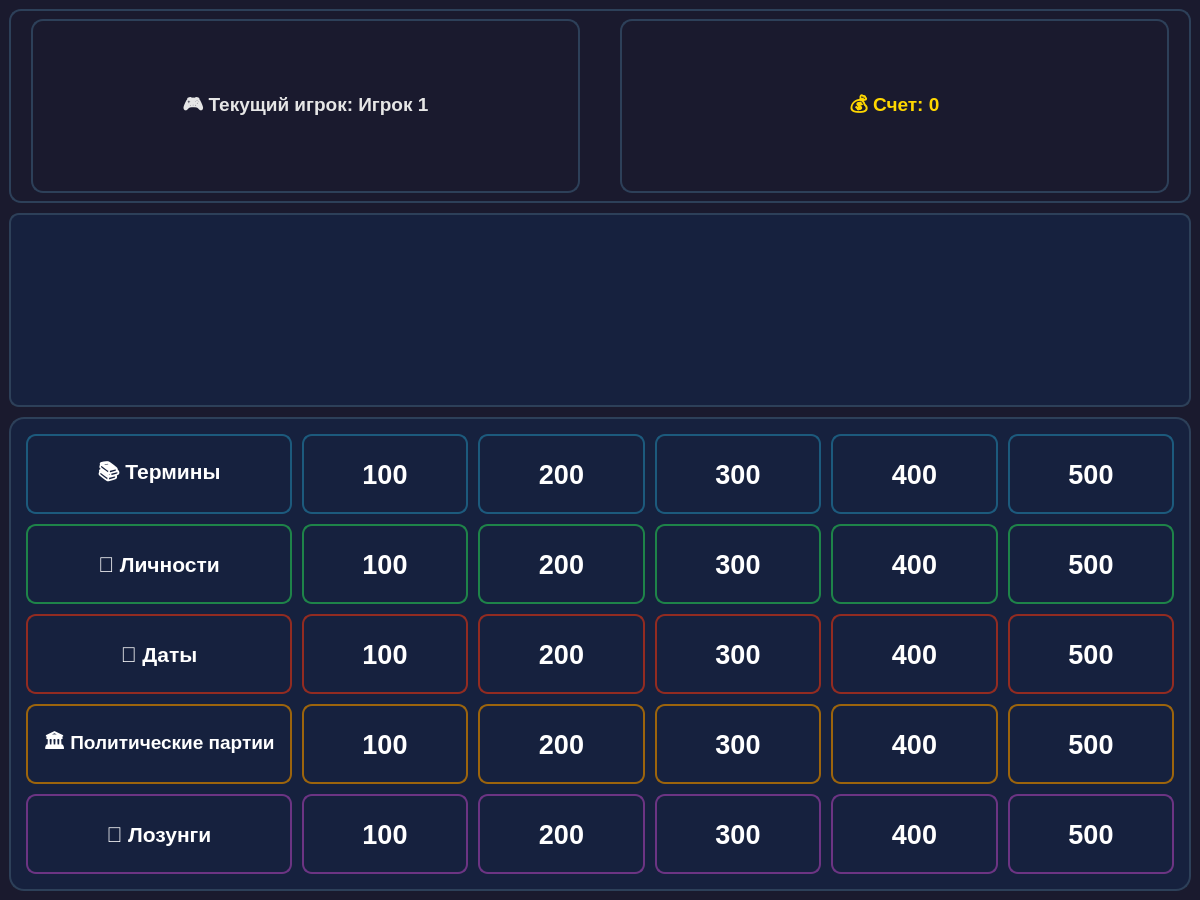
Qt form gamewindow.ui (Cursor010/HistoryGame) before a commit.
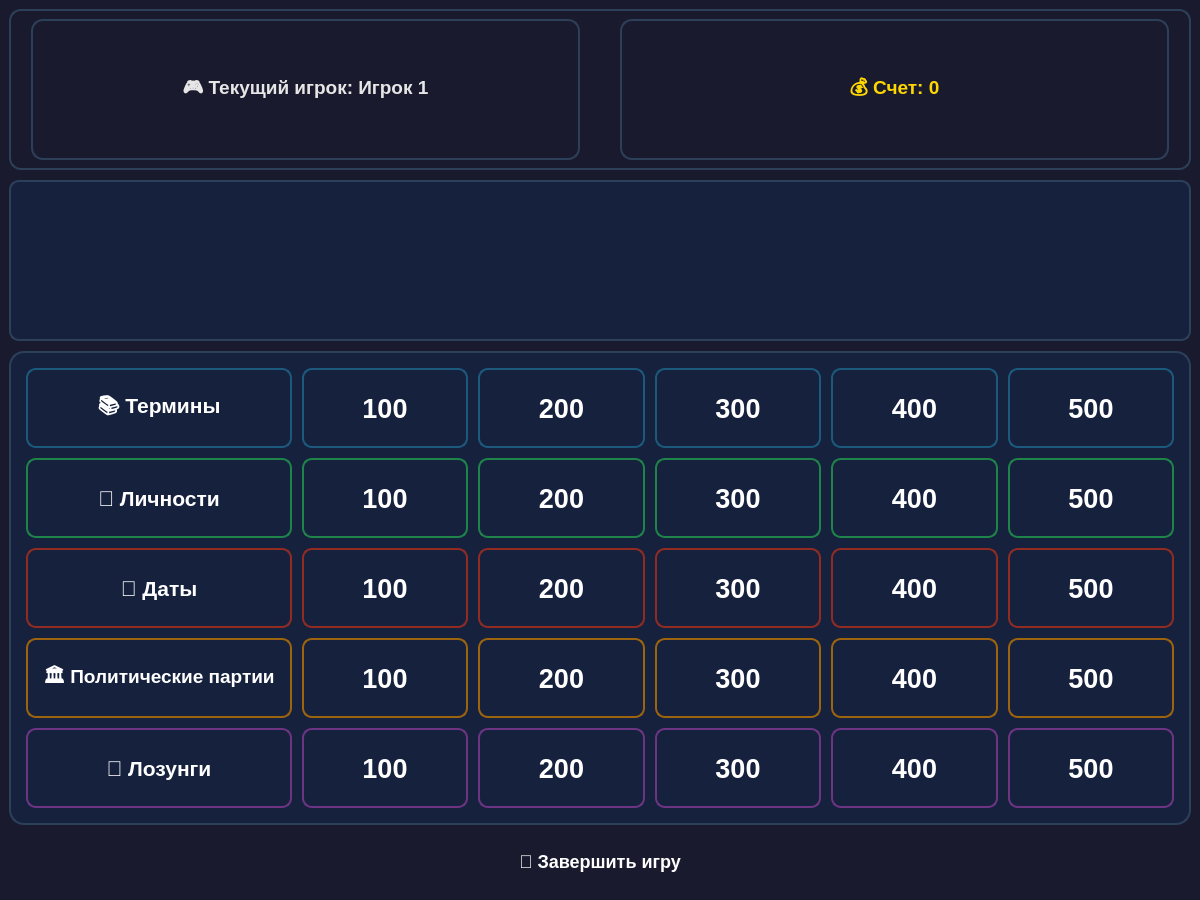
The same form after that commit. Icons and pictures are not drawn.

The edit to the form file:
```diff
--- a/gamewindow.ui
+++ b/gamewindow.ui
@@ -1296,6 +1296,72 @@
       </item>
      </layout>
     </item>
+    <item row="1" column="0">
+     <layout class="QHBoxLayout" name="bottomLayout">
+      <property name="spacing">
+       <number>10</number>
+      </property>
+      <item>
+       <spacer name="horizontalSpacer">
+        <property name="orientation">
+         <enum>Qt::Horizontal</enum>
+        </property>
+        <property name="sizeHint" stdset="0">
+         <size>
+          <width>40</width>
+          <height>20</height>
+         </size>
+        </property>
+       </spacer>
+      </item>
+      <item>
+       <widget class="QPushButton" name="endGameButton">
+        <property name="minimumSize">
+         <size>
+          <width>0</width>
+          <height>60</height>
+         </size>
+        </property>
+        <property name="styleSheet">
+         <string notr="true">QPushButton {
+    background: qlineargradient(x1:0, y1:0, x2:0, y2:1,
+        stop:0 #e74c3c, stop:1 #c0392b);
+    color: white;
+    font-size: 18px;
+    font-weight: bold;
+    border: none;
+    border-radius: 10px;
+    padding: 15px 30px;
+}
+QPushButton:hover {
+    background: qlineargradient(x1:0, y1:0, x2:0, y2:1,
+        stop:0 #c0392b, stop:1 #a93226);
+}
+QPushButton:pressed {
+    background: qlineargradient(x1:0, y1:0, x2:0, y2:1,
+        stop:0 #a93226, stop:1 #922b21);
+}</string>
+        </property>
+        <property name="text">
+         <string>🏁 Завершить игру</string>
+        </property>
+       </widget>
+      </item>
+      <item>
+       <spacer name="horizontalSpacer_2">
+        <property name="orientation">
+         <enum>Qt::Horizontal</enum>
+        </property>
+        <property name="sizeHint" stdset="0">
+         <size>
+          <width>40</width>
+          <height>20</height>
+         </size>
+        </property>
+       </spacer>
+      </item>
+     </layout>
+    </item>
    </layout>
   </widget>
  </widget>
```
Left out of the diff: 21 changed lines with no effect on the pictures.
